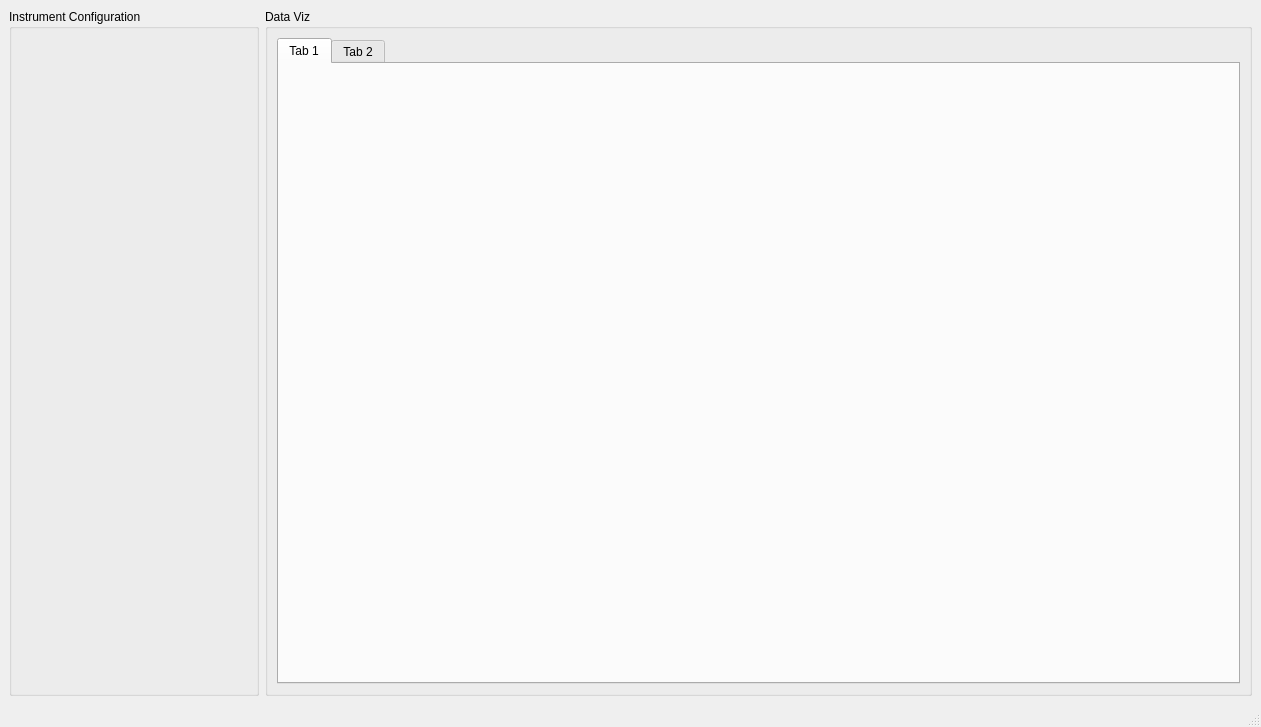
Above: AlgoTradingApp/appmain.ui from fco-jle/MachineTrading before the change. Below: the same form after it.
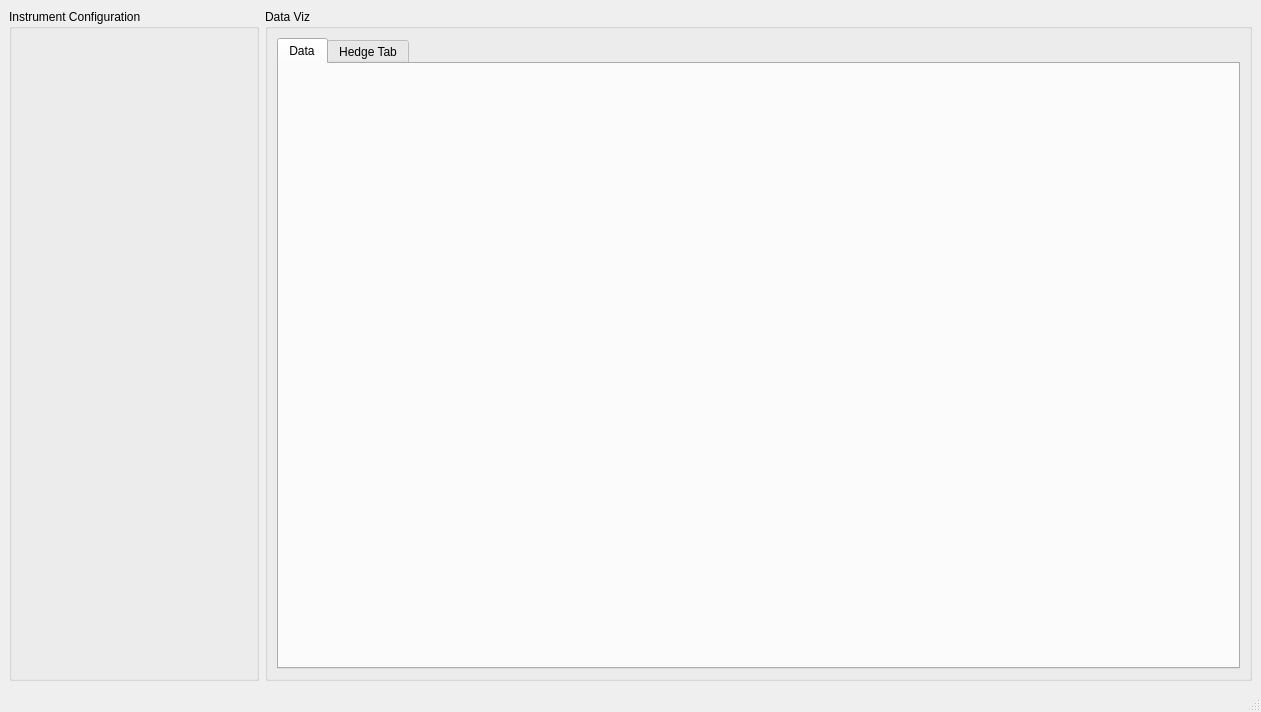
That is the form after the change.

The edit to the form file:
```diff
--- a/AlgoTradingApp/appmain.ui
+++ b/AlgoTradingApp/appmain.ui
@@ -7,7 +7,7 @@
     <x>0</x>
     <y>0</y>
     <width>1261</width>
-    <height>727</height>
+    <height>712</height>
    </rect>
   </property>
   <property name="windowTitle">
@@ -52,7 +52,7 @@
          </property>
          <widget class="QWidget" name="tab">
           <attribute name="title">
-           <string>Tab 1</string>
+           <string>Data</string>
           </attribute>
           <layout class="QHBoxLayout" name="horizontalLayout_2">
            <item>
@@ -62,7 +62,7 @@
          </widget>
          <widget class="QWidget" name="tab_2">
           <attribute name="title">
-           <string>Tab 2</string>
+           <string>Hedge Tab</string>
           </attribute>
           <layout class="QHBoxLayout" name="horizontalLayout_3">
            <item>
```
